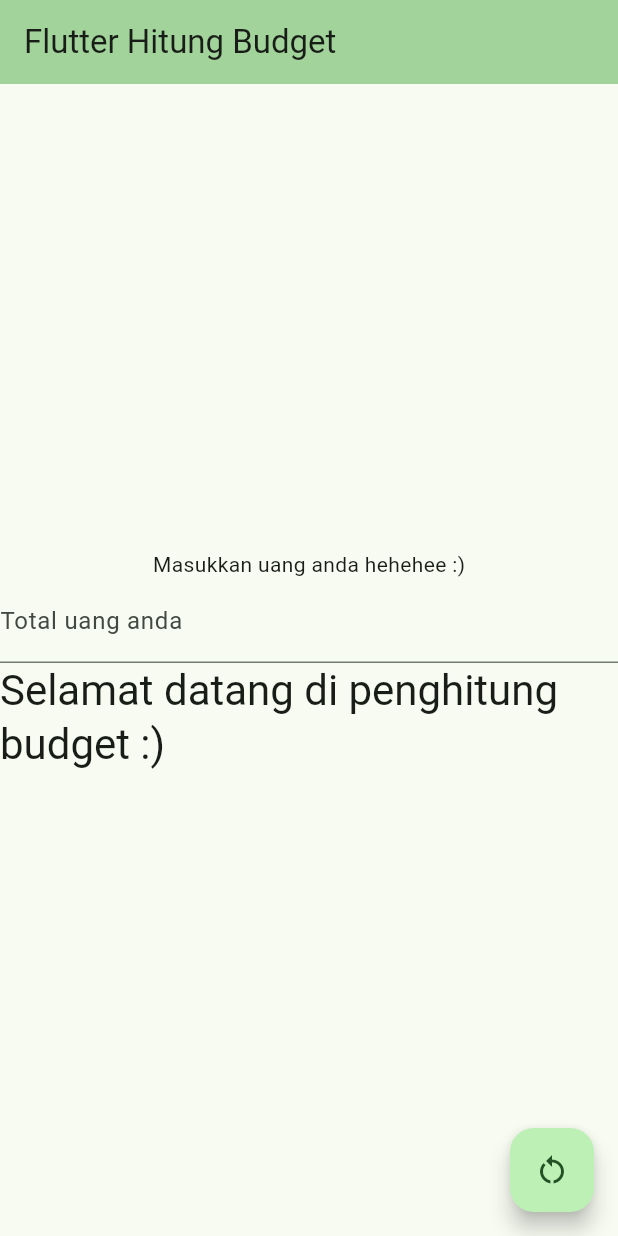
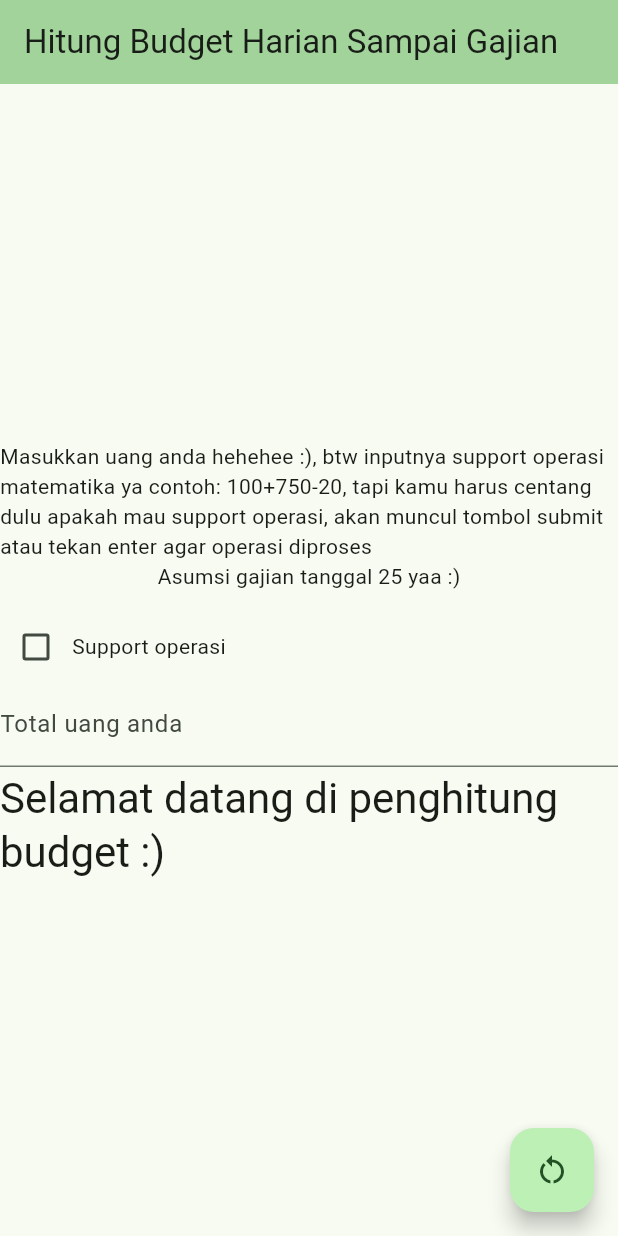
Before and after one commit to christiandoxa/hitungbudget, a Flutter app: the screen it shows after launch, after a tap on the "restart alt" icon, on a phone screen of 412 x 824 dp. Run offline on Flutter 3.47's test engine with Material 2 defaults, Android fonts, the phone set to English and light mode, and no system bars; our stand-ins replace math_expressions.

Commit message:
added math expression support

```diff
--- a/lib/main.dart
+++ b/lib/main.dart
@@ -1,6 +1,7 @@
 import 'package:flutter/material.dart';
 import 'package:hitungbudget/text_input.dart';
 import 'package:intl/intl.dart';
+import 'package:math_expressions/math_expressions.dart';
 
 void main() {
   runApp(const MyApp());
@@ -12,12 +13,12 @@ class MyApp extends StatelessWidget {
   @override
   Widget build(BuildContext context) {
     return MaterialApp(
-      title: 'Flutter Hitung Budget',
+      title: 'Hitung Budget',
       theme: ThemeData(
         colorScheme: ColorScheme.fromSeed(seedColor: Colors.green),
         useMaterial3: true,
       ),
-      home: const MyHomePage(title: 'Flutter Hitung Budget'),
+      home: const MyHomePage(title: 'Hitung Budget Harian Sampai Gajian'),
     );
   }
 }
@@ -37,36 +38,52 @@ class _MyHomePageState extends State<MyHomePage> {
   final DateTime today = DateTime.now();
   late DateTime tanggalGajian;
   final String _selamatDatang = "Selamat datang di penghitung budget :)";
+  final Parser _parser = Parser();
+  final ContextModel _contextModel = ContextModel();
   double _budgetHarian = 0;
   String _textResult = "";
-
+  bool _supportOperations = false;
 
   _MyHomePageState() {
     _textResult = _selamatDatang;
-    tanggalGajian = dateFormat.parse('25-${today.day < 25 ? today.month : today.month + 1}-${today.year}');
+    tanggalGajian = dateFormat.parse(
+        '25-${today.day < 25 ? today.month : today.month + 1}-${today.year}');
   }
 
   @override
   void initState() {
     super.initState();
     textEditingController.addListener(() {
-      setState(() {
-        _calculateBudget();
-      });
+      if (!_supportOperations) {
+        setState(() {
+          _calculateBudget();
+        });
+      }
     });
   }
 
   void _calculateBudget() {
-    int sisaHariMenujuGajian = (tanggalGajian.difference(today)).inDays + 1; // hanya bisa tepat apabila dilakukan jam 12 pas
+    int sisaHariMenujuGajian = (tanggalGajian.difference(today)).inDays +
+        1; // hanya bisa tepat apabila dilakukan jam 12 pas
     try {
-      _budgetHarian = int.parse(textEditingController.text) / sisaHariMenujuGajian;
+      if (_supportOperations) {
+        int parsedValue = _parser
+            .parse(textEditingController.text)
+            .evaluate(EvaluationType.REAL, _contextModel);
+        setState(() {
+          textEditingController.text = parsedValue.toString();
+        });
+      }
+      _budgetHarian =
+          int.parse(textEditingController.text) / sisaHariMenujuGajian;
       _textResult = "Budget harian sampai gajian ${_budgetHarian.toInt()}";
     } catch (_) {
       if (textEditingController.text.isEmpty) {
         _textResult = _selamatDatang;
         return;
       }
-      _textResult = "Inputnya bukan angka kakak :)";
+      _textResult =
+          "Inputnya bukan angka / kakak ingin pakai operasi matematika :)";
     }
   }
 
@@ -76,6 +93,17 @@ class _MyHomePageState extends State<MyHomePage> {
       _budgetHarian = 0;
       _textResult = _selamatDatang;
     });
+  }
+
+  void _onChangedOperation(bool? value) {
+    setState(() {
+      _supportOperations = value!;
+      _textResult = _selamatDatang;
+    });
+  }
+
+  void _onPressedButton() {
+    _calculateBudget();
   }
 
   @override
@@ -90,11 +118,52 @@ class _MyHomePageState extends State<MyHomePage> {
           mainAxisAlignment: MainAxisAlignment.center,
           children: <Widget>[
             const Text(
-              "Masukkan uang anda hehehee :)",
+              "Masukkan uang anda hehehee :), btw inputnya support operasi matematika ya contoh: 100+750-20, tapi kamu harus centang dulu apakah mau support operasi, akan muncul tombol submit atau tekan enter agar operasi diproses",
+            ),
+            const Text(
+              "Asumsi gajian tanggal 25 yaa :)",
+            ),
+            const SizedBox(
+              height: 13,
+            ),
+            Row(
+              children: [
+                Checkbox(
+                  value: _supportOperations,
+                  onChanged: _onChangedOperation,
+                ),
+                const Flexible(
+                  child: Text(
+                    "Support operasi",
+                  ),
+                ),
+              ],
             ),
             TextInput(
+              onSubmitted: (_) => _calculateBudget(),
               textEditingController: textEditingController,
               label: "Total uang anda",
+            ),
+            if (_supportOperations)
+              Column(
+                children: [
+                  const SizedBox(
+                    height: 10,
+                  ),
+                  TextButton(
+                    style: TextButton.styleFrom(
+                      backgroundColor: Colors.green,
+                    ),
+                    onPressed: _onPressedButton,
+                    child: const Text(
+                      "Submit",
+                      style: TextStyle(color: Colors.white),
+                    ),
+                  ),
+                ],
+              ),
+            const SizedBox(
+              height: 2.5,
             ),
             Text(
               _textResult,
--- a/lib/text_input.dart
+++ b/lib/text_input.dart
@@ -3,9 +3,13 @@ import 'package:flutter/material.dart';
 class TextInput extends StatefulWidget {
   final TextEditingController textEditingController;
   final String label;
-
-  const TextInput(
-      {required this.textEditingController, required this.label, super.key});
+  final Function(String) onSubmitted;
+  const TextInput({
+    required this.textEditingController,
+    required this.label,
+    required this.onSubmitted,
+    super.key,
+  });
 
   @override
   State<TextInput> createState() => _TextInputState();
@@ -15,6 +19,7 @@ class _TextInputState extends State<TextInput> {
   @override
   Widget build(BuildContext context) {
     return TextField(
+      onSubmitted: widget.onSubmitted,
       keyboardType: TextInputType.number,
       decoration: InputDecoration(
         label: Text(
--- a/pubspec.yaml
+++ b/pubspec.yaml
@@ -34,6 +34,7 @@ dependencies:
   # Use with the CupertinoIcons class for iOS style icons.
   cupertino_icons: ^1.0.2
   intl: ^0.18.1
+  math_expressions: ^2.4.0
 
 dev_dependencies:
   flutter_test:
```
Also changed, not shown: pubspec.lock.
